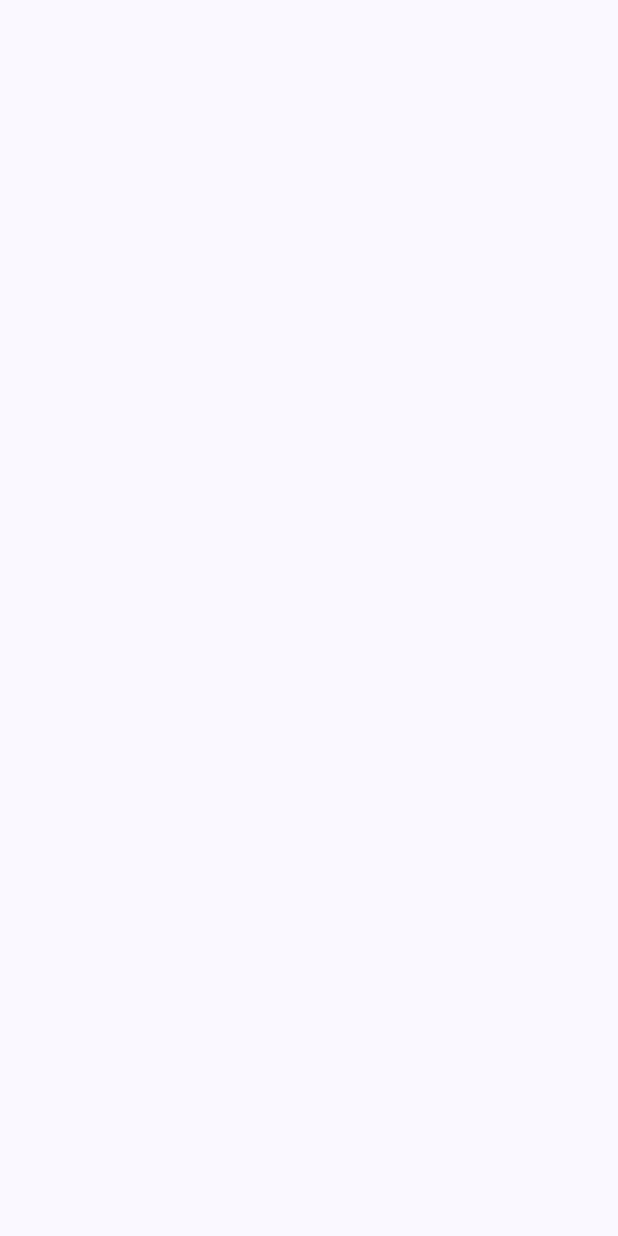
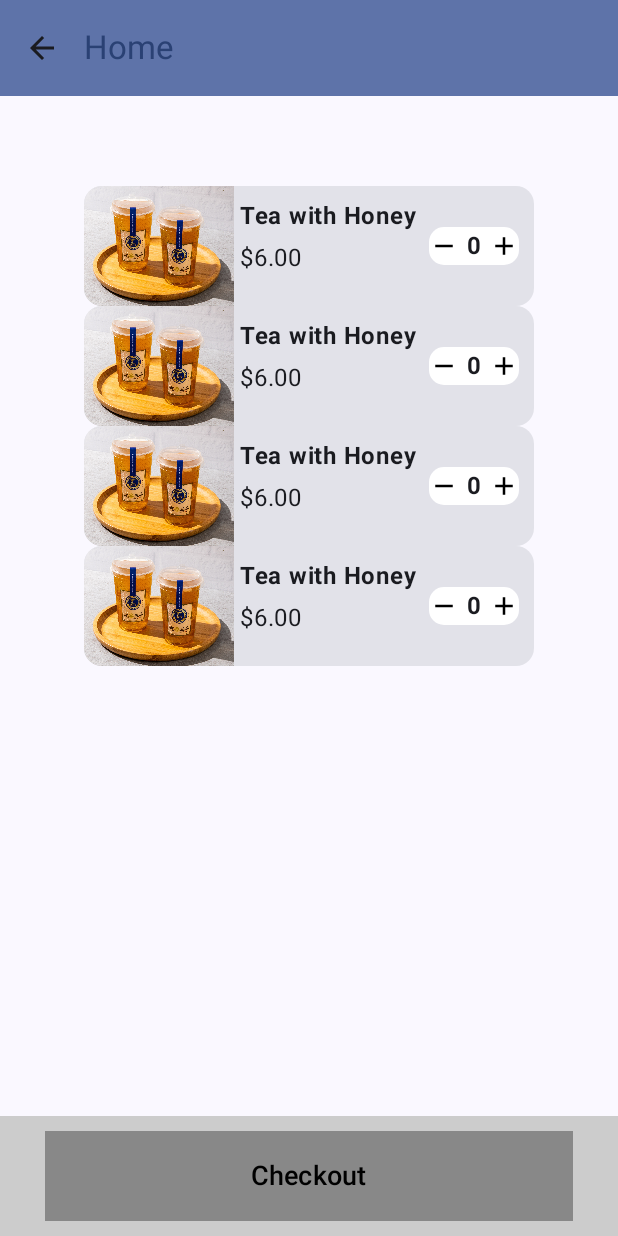
Before and after one commit to MichaelHungLJ/savingsquadsfrontend, an Android app built with Jetpack Compose: the RestaurantScreen screen opened through its navigation route, on a phone screen of 412 x 824 dp. Before the commit the screen is empty. Run offline under Robolectric (Android 15) with nearby library versions, the phone set to English and light mode, and no system bars.

Commit message:
Screen/Restaurant - Edited custom bottom bar, restaurant item card and screen layout

```diff
--- a/app/src/main/java/com/example/savingsquadsfrontend/composable/CustomBottomBar.kt
+++ b/app/src/main/java/com/example/savingsquadsfrontend/composable/CustomBottomBar.kt
@@ -3,8 +3,11 @@ package com.example.savingsquadsfrontend.composable
 import androidx.compose.foundation.background
 import androidx.compose.foundation.layout.Arrangement
 import androidx.compose.foundation.layout.Column
+import androidx.compose.foundation.layout.PaddingValues
 import androidx.compose.foundation.layout.fillMaxSize
+import androidx.compose.foundation.layout.fillMaxWidth
 import androidx.compose.foundation.layout.height
+import androidx.compose.foundation.layout.padding
 import androidx.compose.foundation.layout.width
 import androidx.compose.foundation.shape.RoundedCornerShape
 import androidx.compose.material3.Button
@@ -26,14 +29,15 @@ import androidx.navigation.compose.rememberNavController
 fun CustomBottomBar (navController: NavController, nextPage: String,buttonName: String) {
     Column (
         modifier = Modifier
-            .width(300.dp)
+            .fillMaxWidth()
             .height(80.dp).background(Color.LightGray),
         verticalArrangement = Arrangement.Center,
         horizontalAlignment = Alignment.CenterHorizontally
     ) {
         Button(
             onClick = { navController.navigate(nextPage) },
-            modifier = Modifier.width(260.dp).height(60.dp),
+            modifier = Modifier.fillMaxSize()
+                .padding(horizontal = 30.dp,vertical = 10.dp),
             shape = RoundedCornerShape(0.dp),
             colors = ButtonDefaults.buttonColors(
                 contentColor = Color.Black ,
--- a/app/src/main/java/com/example/savingsquadsfrontend/composable/RestaurantItemCard.kt
+++ b/app/src/main/java/com/example/savingsquadsfrontend/composable/RestaurantItemCard.kt
@@ -28,7 +28,7 @@ import com.example.savingsquadsfrontend.R
 import com.example.savingsquadsfrontend.data.RestaurantItem
 
 @Composable
-fun RestaurantItemCard(name: String, price: Double, image: Int, desc: String ) {
+fun RestaurantItemCard(restaurantItem: RestaurantItem) {
 
     Card (
         modifier = Modifier
@@ -44,8 +44,8 @@ fun RestaurantItemCard(name: String, price: Double, image: Int, desc: String ) {
                     .width(100.dp)
                     .fillMaxHeight(),
                 contentScale = ContentScale.FillBounds,
-                painter = painterResource(id = image),
-                contentDescription = desc)
+                painter = painterResource(id = restaurantItem.image),
+                contentDescription = restaurantItem.desc)
 
             Column (
                 modifier = Modifier
@@ -54,10 +54,10 @@ fun RestaurantItemCard(name: String, price: Double, image: Int, desc: String ) {
                     .padding(start = 4.dp, 8.dp)
             ){
                 Text(
-                    text = name,
+                    text = restaurantItem.name,
                     fontWeight = FontWeight.Bold)
                 Text(
-                    text = "$"+ String.format("%.2f", price),
+                    text = "$"+ String.format("%.2f", restaurantItem.price),
                     modifier = Modifier.padding(top=4.dp))
             }
 
@@ -119,5 +119,8 @@ fun FoodCounter(){
 @Preview(showBackground = true)
 @Composable
 fun RestaurantItemCardPreview(){
-    RestaurantItemCard("Tea with Honey", 6.00, R.drawable.teawithhoney, "Cheapest tea paired with fake honey")
+
+    val item = RestaurantItem("Tea with Honey", 6.00, R.drawable.teawithhoney, "Cheapest tea paired with fake honey")
+
+    RestaurantItemCard(restaurantItem = item)
 }
--- a/app/src/main/java/com/example/savingsquadsfrontend/screens/RestaurantScreen.kt
+++ b/app/src/main/java/com/example/savingsquadsfrontend/screens/RestaurantScreen.kt
@@ -1,35 +1,81 @@
 package com.example.savingsquadsfrontend.screens
 
+import androidx.compose.foundation.layout.Spacer
 import androidx.compose.foundation.layout.fillMaxSize
+import androidx.compose.foundation.layout.height
+import androidx.compose.foundation.layout.padding
 import androidx.compose.foundation.layout.wrapContentSize
+import androidx.compose.foundation.lazy.LazyColumn
+import androidx.compose.foundation.lazy.items
 import androidx.compose.material3.Button
+import androidx.compose.material3.ExperimentalMaterial3Api
 import androidx.compose.material3.MaterialTheme
 import androidx.compose.material3.Scaffold
 import androidx.compose.material3.Surface
 import androidx.compose.material3.Text
 import androidx.compose.runtime.Composable
+import androidx.compose.ui.Alignment
 import androidx.compose.ui.Modifier
 import androidx.compose.ui.platform.LocalContext
 import androidx.compose.ui.tooling.preview.Preview
+import androidx.compose.ui.unit.dp
 import androidx.navigation.NavController
+import com.example.savingsquadsfrontend.R
 import com.example.savingsquadsfrontend.composable.CustomBottomBar
 import com.example.savingsquadsfrontend.composable.CustomTopBar
+import com.example.savingsquadsfrontend.composable.RestaurantCard
+import com.example.savingsquadsfrontend.composable.RestaurantItemCard
+import com.example.savingsquadsfrontend.composable.VoucherCardRedeem
+import com.example.savingsquadsfrontend.data.RestaurantItem
+import com.example.savingsquadsfrontend.data.VoucherRedeem
 import com.example.savingsquadsfrontend.ui.theme.SavingsquadsfrontendTheme
 
+@OptIn(ExperimentalMaterial3Api::class)
 @Composable
 fun RestaurantScreen(navController: NavController) {
 
+    val RestaurantItemList = listOf<RestaurantItem>(
+        RestaurantItem("Tea with Honey", 6.00, R.drawable.teawithhoney, "Cheapest tea paired with fake honey"),
+        RestaurantItem("Tea with Honey", 6.00, R.drawable.teawithhoney, "Cheapest tea paired with fake honey"),
+        RestaurantItem("Tea with Honey", 6.00, R.drawable.teawithhoney, "Cheapest tea paired with fake honey"),
+        RestaurantItem("Tea with Honey", 6.00, R.drawable.teawithhoney, "Cheapest tea paired with fake honey"),
+    )
 
-//    Scaffold (
-//        modifier = Modifier.fillMaxSize(),
-//        topBar = {
-//            CustomTopBar(screenName = "HomeScreen", navController = navController, prevScreenTitle = "Home")
-//        },
-//        bottomBar = { CustomBottomBar(navController = navController, nextPage = "CartScreen", buttonName = "Checkout")}
-//    ){
-//        values ->
-//
-//    }
+    Scaffold (
+        modifier = Modifier.fillMaxSize(),
+        topBar = {
+            CustomTopBar(screenName = "HomeScreen", navController = navController, prevScreenTitle = "Home")
+        },
+        bottomBar = {
+            CustomBottomBar(navController = navController, nextPage = "CartScreen", buttonName = "Checkout")
+        }
+    ){
+        values -> LazyColumn (
+            modifier = Modifier
+                .fillMaxSize()
+                .padding(values),
+            horizontalAlignment = Alignment.CenterHorizontally
+        ){
+
+            item {
+                Spacer(modifier = Modifier.height(40.dp))
+            }
+
+    //        item {
+    //            RestaurantCard()
+    //        }
+
+            item {
+                Spacer(modifier = Modifier.height(20.dp))
+            }
+
+            items(RestaurantItemList) {
+                    item ->
+                RestaurantItemCard(item)
+            }
+        }
+
+    }
 }
 
 
```
